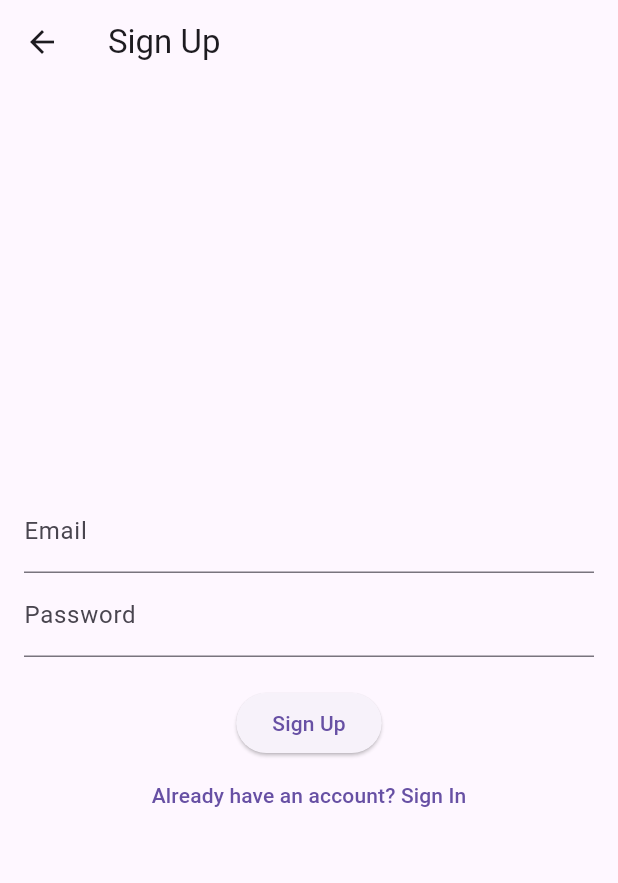
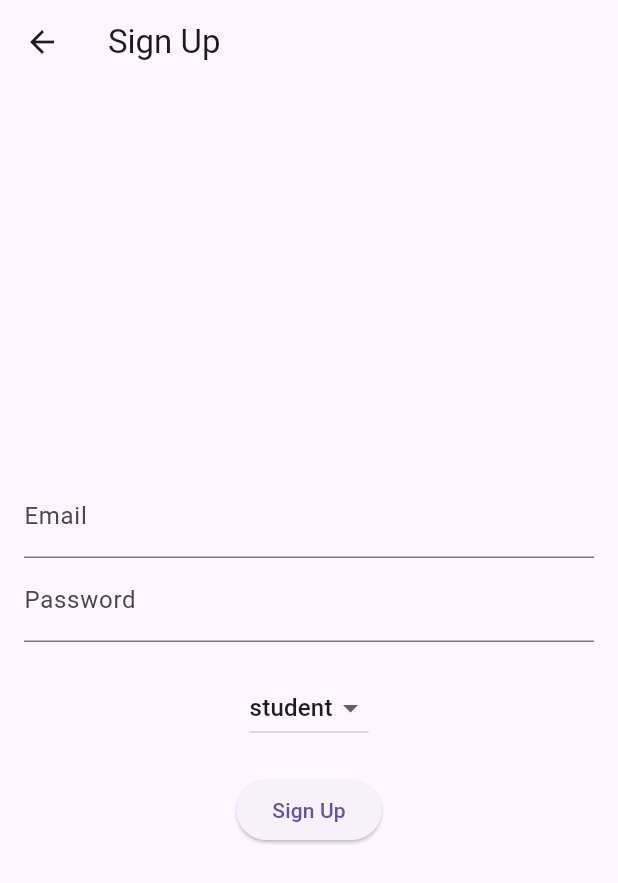
Before and after one commit to AndreiCalina/uni_companion, a Flutter app: the SignUpScreen screen opened directly, on a phone screen of 412 x 824 dp. Shown: the top 883 px of the screen. Run offline on Flutter 3.47's test engine with Material 3 defaults, Android fonts, the phone set to English and light mode, and no system bars; our stand-ins replace cloud_firestore, firebase_auth, firebase_core; accounts and stored records are empty.

Commit message:
Added role selection(teacher/student) at signup

```diff
--- a/lib/screens/sign_up.dart
+++ b/lib/screens/sign_up.dart
@@ -1,19 +1,20 @@
-// lib/screens/sign_up.dart
-
 import 'package:flutter/material.dart';
 import 'package:firebase_auth/firebase_auth.dart';
-import 'home_screen.dart';  // You'll navigate to this screen after successful sign up
+import 'package:cloud_firestore/cloud_firestore.dart';  // For saving data to Firestore
+import 'home_screen.dart';  // Navigate to home screen after successful signup
 
 class SignUpScreen extends StatefulWidget {
   @override
-  _SignUpScreenState createState() => _SignUpScreenState();
+  SignUpScreenState createState() => SignUpScreenState();
 }
 
-class _SignUpScreenState extends State<SignUpScreen> {
+class SignUpScreenState extends State<SignUpScreen> {
   final _emailController = TextEditingController();
   final _passwordController = TextEditingController();
+  String _errorMessage = "";
+  String _selectedRole = "student";  // Default role
+
   final FirebaseAuth _auth = FirebaseAuth.instance;
-  String _errorMessage = "";
 
   // Sign Up method
   Future<void> _signUp() async {
@@ -23,7 +24,14 @@ class _SignUpScreenState extends State<SignUpScreen> {
         password: _passwordController.text,
       );
 
-      // Navigate to Home Screen after successful sign up
+      // Save the user role to Firestore (along with other data)
+      await FirebaseFirestore.instance.collection('users').doc(userCredential.user!.uid).set({
+        'email': _emailController.text,
+        'role': _selectedRole,  // Save selected role
+        'name': '',  // You can add a field for the user's name if desired
+      });
+
+      // Navigate to HomeScreen after successful sign up
       Navigator.pushReplacement(
         context,
         MaterialPageRoute(builder: (context) => HomeScreen(user: userCredential.user!)),
@@ -54,19 +62,32 @@ class _SignUpScreenState extends State<SignUpScreen> {
               decoration: InputDecoration(labelText: "Password"),
             ),
             SizedBox(height: 20),
+
+            // Dropdown for selecting the role
+            DropdownButton<String>(
+              value: _selectedRole,
+              onChanged: (String? newValue) {
+                setState(() {
+                  _selectedRole = newValue!;
+                });
+              },
+              items: <String>['student', 'teacher']
+                  .map<DropdownMenuItem<String>>((String value) {
+                return DropdownMenuItem<String>(
+                  value: value,
+                  child: Text(value),
+                );
+              }).toList(),
+            ),
+
+            SizedBox(height: 20),
+
             ElevatedButton(
               onPressed: _signUp,
               child: Text("Sign Up"),
             ),
             if (_errorMessage.isNotEmpty)
               Text(_errorMessage, style: TextStyle(color: Colors.red)),
-            TextButton(
-              onPressed: () {
-                // If the user already has an account, navigate to the Sign In screen
-                Navigator.pop(context);
-              },
-              child: Text("Already have an account? Sign In"),
-            ),
           ],
         ),
       ),
```
Also changed, not shown: lib/screens/home_screen.dart (+17 -4 lines), lib/services/firestore_service.dart (+5 -8 lines).
